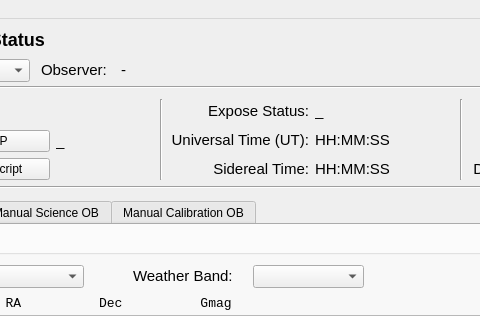
This is kpf/OB_GUI/KPF_OB_GUI.ui in KeckObservatory/KPFTranslator as Qt 5 draws it before an edit; both pictures show x 159 to 639 and y 0 to 328 of the 1076 by 886 pixel window. The edited form follows.
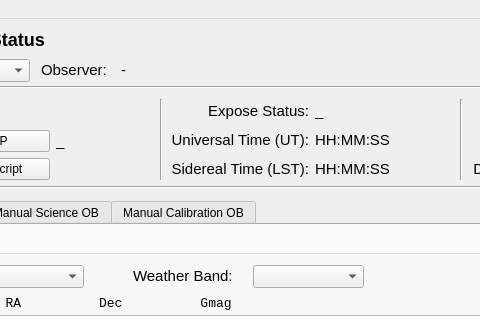
This is the edited form.

Commit message: Update LST label

The edit to the form file:
```diff
--- a/kpf/OB_GUI/KPF_OB_GUI.ui
+++ b/kpf/OB_GUI/KPF_OB_GUI.ui
@@ -162,7 +162,7 @@
         </font>
        </property>
        <property name="text">
-        <string>Sidereal Time:</string>
+        <string>Sidereal Time (LST):</string>
        </property>
        <property name="alignment">
         <set>Qt::AlignRight|Qt::AlignTrailing|Qt::AlignVCenter</set>
```
